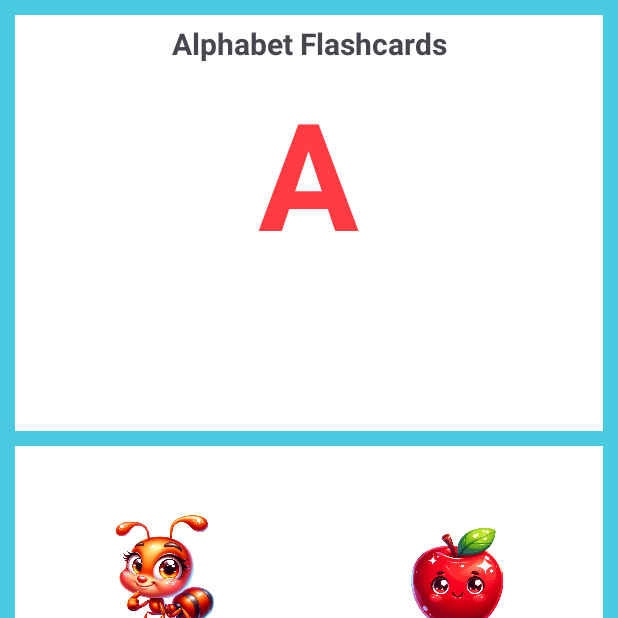
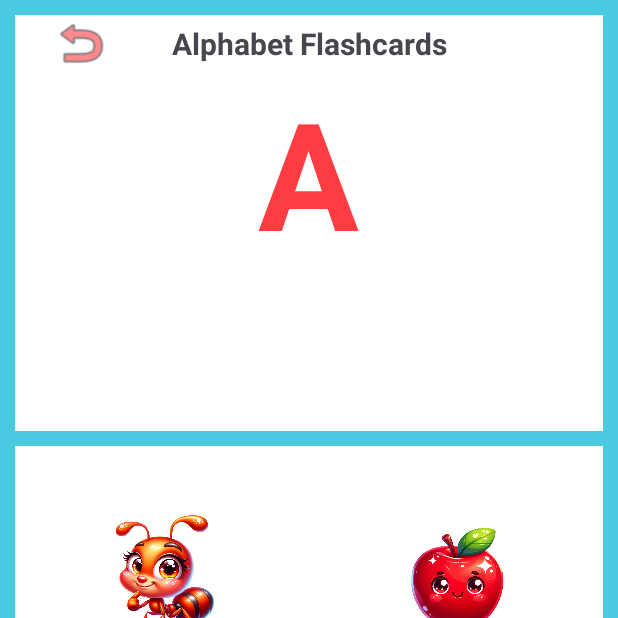
Before and after one commit to bisma-im/Learn-N-Play-Test, an Android app: the FlashCardActivity screen opened directly, with no data from a screen before it, on a phone screen of 412 x 824 dp, the top half of it. Run offline under Robolectric (Android 15) with nearby library versions, the phone set to English and light mode, and no system bars; Roboto replaces fonts that are not available here; 1 statement that could not run was skipped.

Commit message:
UI Changes

```diff
--- a/app/src/main/java/com/example/learnnplay/FlashCardActivity.java
+++ b/app/src/main/java/com/example/learnnplay/FlashCardActivity.java
@@ -2,6 +2,7 @@ package com.example.learnnplay;
 
 import androidx.appcompat.app.AppCompatActivity;
 
+import android.content.Intent;
 import android.media.MediaPlayer;
 import android.os.Bundle;
 import android.util.Log;
@@ -22,7 +23,7 @@ public class FlashCardActivity extends AppCompatActivity {
     private ImageButton imageButtonFirst, imageButtonSecond, imageButtonThird;
     private EditText editTextFirst, editTextSecond, editTextThird;
     private TextView textViewFirst, textViewSecond, textViewThird;
-    private Button nextButton;
+    private Button nextButton, backButton;
 
     @Override
     protected void onCreate(Bundle savedInstanceState) {
@@ -63,6 +64,13 @@ public class FlashCardActivity extends AppCompatActivity {
                     }
                     loadFlashCard(currentFlashCardIndex);
                 }
+            }
+        });
+        backButton.setOnClickListener(new View.OnClickListener() {
+            @Override
+            public void onClick(View v) {
+//                Intent intent = new Intent(FlashCardActivity.this, HomePage.class);
+//                startActivity(intent);
             }
         });
 
--- a/app/src/main/java/com/example/learnnplay/MyDBHelper.java
+++ b/app/src/main/java/com/example/learnnplay/MyDBHelper.java
@@ -19,10 +19,6 @@ public class MyDBHelper extends SQLiteOpenHelper {
     public static final String KEY_CHILD_ID ="id";
     public static final String KEY_CHILD_AGE ="age";
     public static final String KEY_SCORE ="score";
-
-
-
-
 
     public MyDBHelper(Context context) {
         super(context, DATABASE_NAME, null, DATABASE_VERSION);
--- a/app/src/main/res/layout/activity_flash_card.xml
+++ b/app/src/main/res/layout/activity_flash_card.xml
@@ -14,6 +14,17 @@
         android:layout_margin="10dp"
         android:layout_weight="1.75"
         android:background="@color/white">
+
+        <Button
+            android:id="@+id/back"
+            android:layout_width="70dp"
+            android:layout_height="37dp"
+            android:backgroundTint="#00FBFBFB"
+            android:contentDescription="back button"
+            app:icon="@android:drawable/ic_menu_revert"
+            app:iconSize="40dp"
+            app:iconTint="@color/secondary_theme"
+            app:iconTintMode="multiply" />
 
         <TextView
             android:id="@+id/textView"
```
